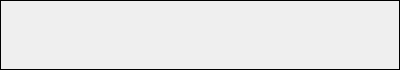
The window that lierre/ui/collapsed_message.ui (hydrargyrum/lierre) describes before a commit, drawn with Qt 5.
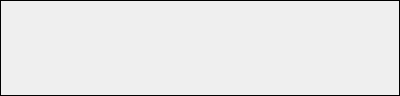
The same window after the commit.

Commit message: WIP add message excerpt in messages list

The edit to the form file:
```diff
--- a/lierre/ui/collapsed_message.ui
+++ b/lierre/ui/collapsed_message.ui
@@ -81,6 +81,33 @@
      </item>
     </layout>
    </item>
+   <item>
+    <layout class="QHBoxLayout" name="horizontalLayout_3">
+     <item>
+      <widget class="QLabel" name="excerptLabel">
+       <property name="text">
+        <string>&lt;Excerpt&gt;</string>
+       </property>
+       <property name="textFormat">
+        <enum>Qt::PlainText</enum>
+       </property>
+      </widget>
+     </item>
+     <item>
+      <spacer name="horizontalSpacer_3">
+       <property name="orientation">
+        <enum>Qt::Horizontal</enum>
+       </property>
+       <property name="sizeHint" stdset="0">
+        <size>
+         <width>40</width>
+         <height>20</height>
+        </size>
+       </property>
+      </spacer>
+     </item>
+    </layout>
+   </item>
   </layout>
  </widget>
  <resources/>
```
The commit also changes 3 other files.
